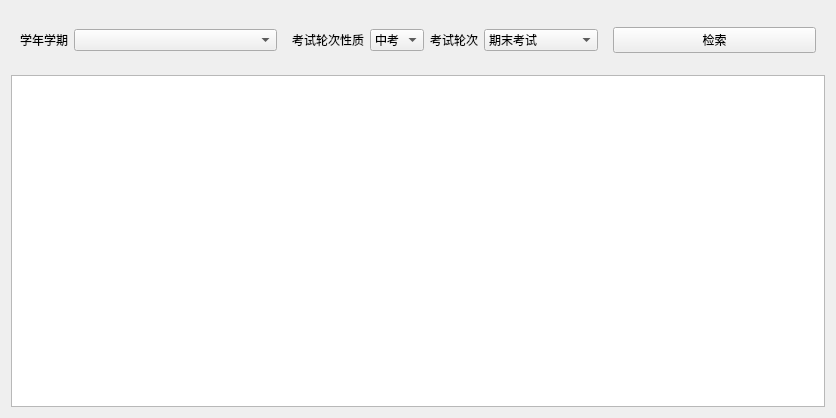
yujiecong/Qt-Zhku-Client, file Qt-Zhku-Client/ExamArrangement_Ui.ui: the form before one commit.
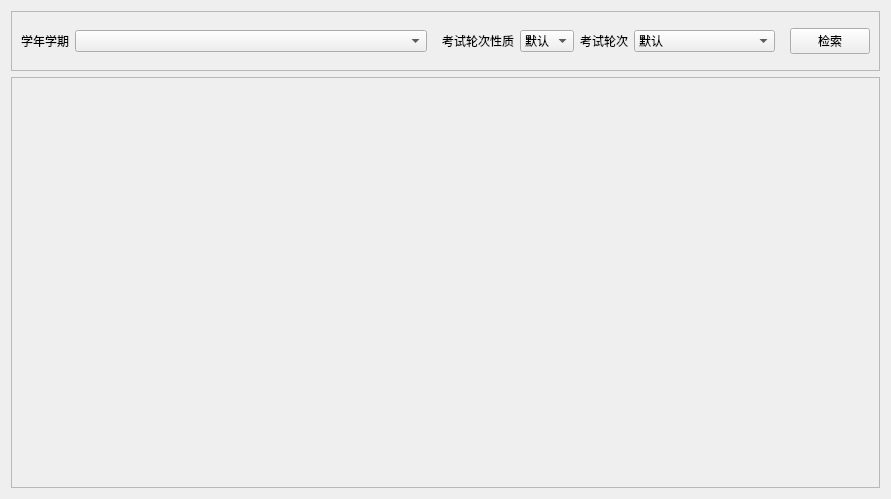
The form after the commit.

Commit message: 已经做完考试安排表

Patch:
```diff
--- a/Qt-Zhku-Client/ExamArrangement_Ui.ui
+++ b/Qt-Zhku-Client/ExamArrangement_Ui.ui
@@ -6,8 +6,8 @@
    <rect>
     <x>0</x>
     <y>0</y>
-    <width>836</width>
-    <height>418</height>
+    <width>891</width>
+    <height>499</height>
    </rect>
   </property>
   <property name="windowTitle">
@@ -15,7 +15,10 @@
   </property>
   <layout class="QVBoxLayout" name="verticalLayout">
    <item>
-    <widget class="QWidget" name="widget_2" native="true">
+    <widget class="QFrame" name="frame_2">
+     <property name="frameShape">
+      <enum>QFrame::StyledPanel</enum>
+     </property>
      <layout class="QHBoxLayout" name="horizontalLayout_2">
       <item>
        <widget class="QLabel" name="label">
@@ -31,7 +34,14 @@
        </widget>
       </item>
       <item>
-       <widget class="QComboBox" name="comboBox"/>
+       <widget class="QComboBox" name="comboBox">
+        <property name="sizePolicy">
+         <sizepolicy hsizetype="Preferred" vsizetype="Fixed">
+          <horstretch>0</horstretch>
+          <verstretch>0</verstretch>
+         </sizepolicy>
+        </property>
+       </widget>
       </item>
       <item>
        <widget class="QWidget" name="type1Widget" native="true">
@@ -51,9 +61,15 @@
          </item>
          <item>
           <widget class="QComboBox" name="comboBox_2">
+           <property name="sizePolicy">
+            <sizepolicy hsizetype="Fixed" vsizetype="Fixed">
+             <horstretch>0</horstretch>
+             <verstretch>0</verstretch>
+            </sizepolicy>
+           </property>
            <item>
             <property name="text">
-             <string>中考</string>
+             <string>默认</string>
             </property>
            </item>
            <item>
@@ -70,6 +86,12 @@
          </item>
          <item>
           <widget class="QLabel" name="label_3">
+           <property name="sizePolicy">
+            <sizepolicy hsizetype="Fixed" vsizetype="Preferred">
+             <horstretch>0</horstretch>
+             <verstretch>0</verstretch>
+            </sizepolicy>
+           </property>
            <property name="text">
             <string>考试轮次</string>
            </property>
@@ -77,19 +99,15 @@
          </item>
          <item>
           <widget class="QComboBox" name="comboBox_3">
+           <property name="sizePolicy">
+            <sizepolicy hsizetype="Preferred" vsizetype="Fixed">
+             <horstretch>0</horstretch>
+             <verstretch>0</verstretch>
+            </sizepolicy>
+           </property>
            <item>
             <property name="text">
-             <string>期末考试</string>
-            </property>
-           </item>
-           <item>
-            <property name="text">
-             <string>白云校区分散考</string>
-            </property>
-           </item>
-           <item>
-            <property name="text">
-             <string>海珠校区分散考</string>
+             <string>默认</string>
             </property>
            </item>
           </widget>
@@ -98,7 +116,13 @@
        </widget>
       </item>
       <item>
-       <widget class="QPushButton" name="queryCurriculumBtn">
+       <widget class="QPushButton" name="queryBtn">
+        <property name="sizePolicy">
+         <sizepolicy hsizetype="Fixed" vsizetype="Fixed">
+          <horstretch>0</horstretch>
+          <verstretch>0</verstretch>
+         </sizepolicy>
+        </property>
         <property name="text">
          <string>检索</string>
         </property>
@@ -108,7 +132,22 @@
     </widget>
    </item>
    <item>
-    <widget class="QTextBrowser" name="textBrowser"/>
+    <widget class="QScrollArea" name="scrollArea">
+     <property name="widgetResizable">
+      <bool>true</bool>
+     </property>
+     <widget class="QWidget" name="scrollAreaWidgetContents">
+      <property name="geometry">
+       <rect>
+        <x>0</x>
+        <y>0</y>
+        <width>871</width>
+        <height>415</height>
+       </rect>
+      </property>
+      <layout class="QVBoxLayout" name="verticalLayout_2"/>
+     </widget>
+    </widget>
    </item>
   </layout>
  </widget>
```
Left out of the diff: 5 changed lines with no effect on the pictures. The commit also changes 29 other files.
